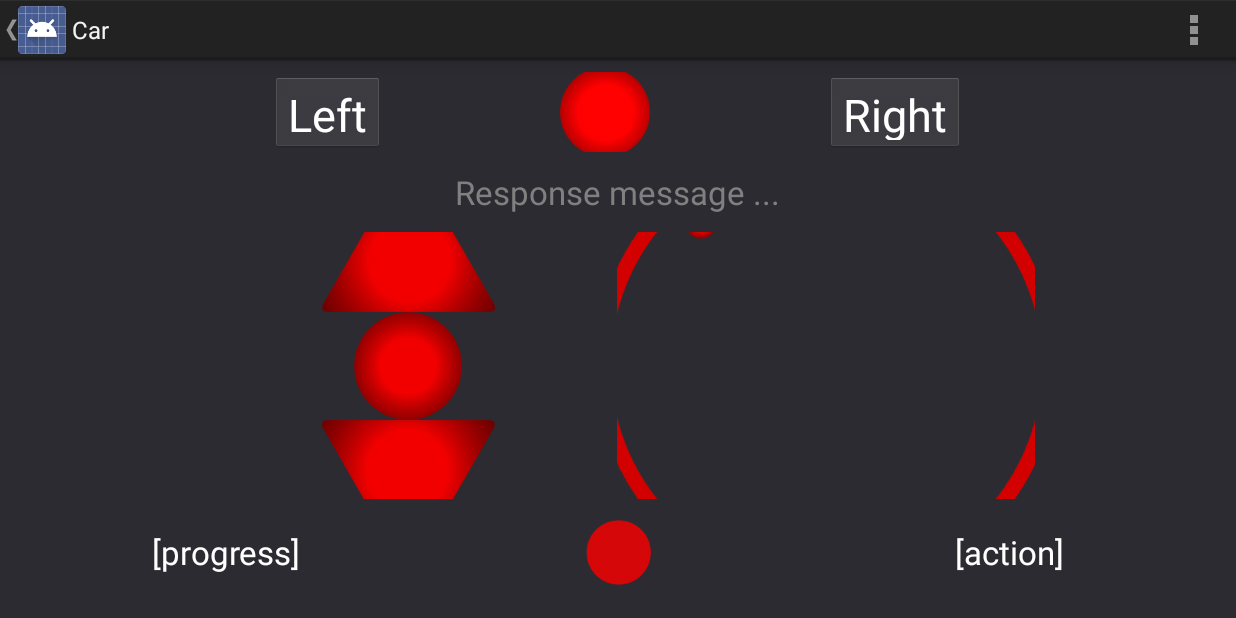
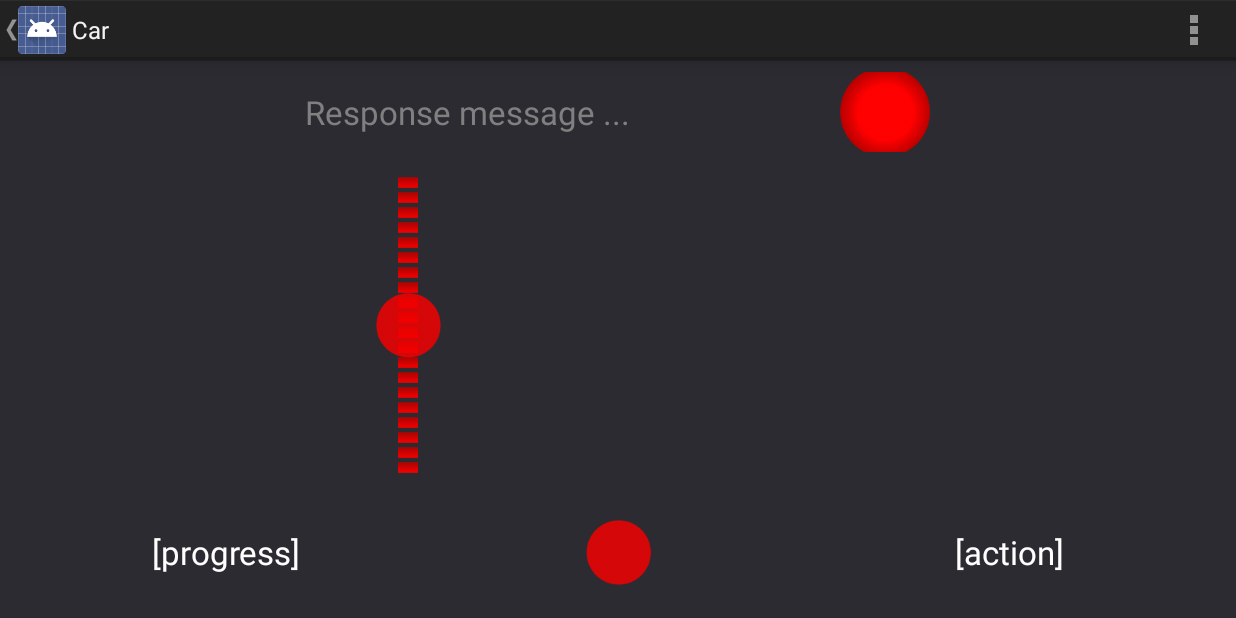
Before and after one commit to boremeister/OmniCon-Android, an Android app: the AvtoActivity screen opened directly, with no data from a screen before it, on a phone screen of 824 x 412 dp (held sideways). Run offline under Robolectric (Android 15) with nearby library versions, the phone set to English and light mode, and no system bars.

Commit message:
vertical slider implemented

```diff
--- /dev/null
+++ b/app/src/main/java/com/bd/bluemotor/VerticalSeekBar.java
@@ -0,0 +1,87 @@
+package com.bd.bluemotor;
+
+/**
+ * Created by Borko on 13.1.2015.
+ *
+ * taken from - http://hoodaandroid.blogspot.in/2012/10/vertical-seek-bar-or-slider-in-android.html
+ */
+
+import android.content.Context;
+import android.graphics.Canvas;
+import android.util.AttributeSet;
+import android.view.MotionEvent;
+import android.widget.SeekBar;
+
+public class VerticalSeekBar extends SeekBar {
+
+
+    public VerticalSeekBar(Context context) {
+        super(context);
+    }
+
+    public VerticalSeekBar(Context context, AttributeSet attrs, int defStyle) {
+        super(context, attrs, defStyle);
+    }
+
+
+    public VerticalSeekBar(Context context, AttributeSet attrs) {
+        super(context, attrs);
+    }
+
+    protected void onSizeChanged(int w, int h, int oldw, int oldh) {
+        super.onSizeChanged(h, w, oldh, oldw);
+    }
+
+    @Override
+    protected synchronized void onMeasure(int widthMeasureSpec, int heightMeasureSpec) {
+
+        super.onMeasure(heightMeasureSpec, widthMeasureSpec);
+
+        setMeasuredDimension(getMeasuredHeight(), getMeasuredWidth());
+
+    }
+
+    protected void onDraw(Canvas c) {
+
+        c.rotate(-90);
+        c.translate(-getHeight(), 0);
+
+        super.onDraw(c);
+    }
+
+
+    @Override
+    public boolean onTouchEvent(MotionEvent event) {
+
+        if (!isEnabled()) {
+            return false;
+        }
+
+        switch (event.getAction()) {
+
+            case MotionEvent.ACTION_DOWN:
+            case MotionEvent.ACTION_MOVE:
+            case MotionEvent.ACTION_UP:
+
+                setProgress(getMax() - (int) (getMax() * event.getY() / getHeight()));
+                onSizeChanged(getWidth(), getHeight(), 0, 0);
+                break;
+
+            case MotionEvent.ACTION_CANCEL:
+                break;
+        }
+
+        return true;
+    }
+//
+//    @Override
+//    public void setEnabled (boolean enabled){
+//        super.setEnabled(enabled);
+//    }
+//
+//    @Override
+//    public synchronized void setProgress (int progress){
+//        super.setProgress(progress);
+//    }
+//
+}
--- a/app/src/main/res/layout/activity_avto.xml
+++ b/app/src/main/res/layout/activity_avto.xml
@@ -15,31 +15,21 @@
         android:id="@+id/ll1"
         android:layout_width="fill_parent"
         android:layout_height="0dp"
-        android:layout_weight="30"
-        android:orientation="vertical"
+        android:layout_weight="15"
+        android:orientation="horizontal"
         android:gravity="center">
-
-        <LinearLayout
-            android:id="@+id/ll1a"
-            android:layout_width="match_parent"
-            android:layout_height="match_parent"
-            android:layout_weight="1"
-            android:orientation="horizontal"
-            android:gravity="center">
 
             <View android:layout_width="0dp"
                 android:layout_height="match_parent"
                 android:layout_weight="1" />
 
-            <Button
-                android:id="@+id/buttonTurnLeft"
+            <TextView
+                android:id="@+id/textViewCarResponse"
                 android:layout_width="wrap_content"
                 android:layout_height="wrap_content"
                 android:textColor="@color/white"
-                android:textSize="30sp"
-                android:enabled="false"
-                android:onClick="carRight"
-                android:text="Left" />
+                android:textSize="22sp"
+                android:hint="Response message ..." />
 
             <View android:layout_width="0dp"
                 android:layout_height="match_parent"
@@ -60,55 +50,13 @@
                 android:layout_height="match_parent"
                 android:layout_weight="1" />
 
-            <Button
-                android:id="@+id/buttonTurnRight"
-                android:layout_width="wrap_content"
-                android:layout_height="wrap_content"
-                android:textColor="@color/white"
-                android:textSize="30sp"
-                android:enabled="false"
-                android:onClick="carLeft"
-                android:text="Right" />
-
-            <View android:layout_width="0dp"
-                android:layout_height="match_parent"
-                android:layout_weight="1" />
-
-        </LinearLayout>
-
-        <LinearLayout
-            android:id="@+id/ll1b"
-            android:layout_width="match_parent"
-            android:layout_height="match_parent"
-            android:layout_weight="1"
-            android:orientation="horizontal"
-            android:gravity="center">
-
-            <View android:layout_width="0dp"
-                android:layout_height="match_parent"
-                android:layout_weight="1" />
-
-            <TextView
-                android:id="@+id/textViewCarResponse"
-                android:layout_width="wrap_content"
-                android:layout_height="wrap_content"
-                android:textColor="@color/white"
-                android:textSize="22sp"
-                android:hint="Response message ..." />
-
-            <View android:layout_width="0dp"
-                android:layout_height="match_parent"
-                android:layout_weight="1" />
-
-        </LinearLayout>
-
     </LinearLayout>
 
     <LinearLayout
         android:id="@+id/ll2"
         android:layout_width="fill_parent"
         android:layout_height="0dp"
-        android:layout_weight="50"
+        android:layout_weight="65"
         android:weightSum="100"
         android:orientation="horizontal"
         android:gravity="center">
@@ -121,54 +69,14 @@
             android:orientation="vertical"
             android:gravity="center">
 
-            <View android:layout_width="0dp"
+            <com.bd.bluemotor.VerticalSeekBar
+                android:id="@+id/verticalSeekbar"
+                android:max="100"
+                android:layout_width="wrap_content"
                 android:layout_height="match_parent"
-                android:layout_weight="1" />
-
-            <ImageButton
-                android:id="@+id/imageButtonForward"
-                android:layout_width="wrap_content"
-                android:layout_height="wrap_content"
-                android:layout_gravity="center"
-                android:background="@color/grey"
-                android:contentDescription="@string/home_image_1"
-                android:enabled="false"
-                android:onClick="carStop"
-                android:src="@drawable/btn_avto_forward" />
-
-            <View android:layout_width="0dp"
-                android:layout_height="match_parent"
-                android:layout_weight="1" />
-
-            <ImageButton
-                android:id="@+id/imageButtonStop1"
-                android:layout_width="wrap_content"
-                android:layout_height="wrap_content"
-                android:layout_gravity="center"
-                android:background="@color/grey"
-                android:contentDescription="@string/home_image_1"
-                android:enabled="false"
-                android:onClick="carStop"
-                android:src="@drawable/btn_avto_stop" />
-
-            <View android:layout_width="0dp"
-                android:layout_height="match_parent"
-                android:layout_weight="1" />
-
-            <ImageButton
-                android:id="@+id/imageButtonBackward"
-                android:layout_width="wrap_content"
-                android:layout_height="wrap_content"
-                android:layout_gravity="center"
-                android:background="@color/grey"
-                android:contentDescription="@string/home_image_1"
-                android:enabled="false"
-                android:onClick="carStop"
-                android:src="@drawable/btn_avto_backward" />
-
-            <View android:layout_width="0dp"
-                android:layout_height="match_parent"
-                android:layout_weight="1" />
+                android:progressDrawable="@drawable/seekbar_vertical_background"
+                android:thumb="@drawable/seekbar_thumb"
+                android:progress="50" />
 
         </LinearLayout>
 
@@ -179,25 +87,6 @@
             android:layout_weight="40"
             android:orientation="horizontal"
             android:gravity="center">
-
-            <View android:layout_width="0dp"
-                android:layout_height="match_parent"
-                android:layout_weight="1" />
-
-            <ImageButton
-                android:id="@+id/imageButtonSteering"
-                android:layout_width="wrap_content"
-                android:layout_height="wrap_content"
-                android:layout_gravity="center"
-                android:background="@color/grey"
-                android:contentDescription="@string/home_image_1"
-                android:enabled="false"
-                android:onClick="carStop"
-                android:src="@drawable/btn_avto_steering" />
-
-            <View android:layout_width="0dp"
-                android:layout_height="match_parent"
-                android:layout_weight="1" />
 
         </LinearLayout>
 
```
Also changed, not shown: app/src/main/java/com/bd/bluemotor/AvtoActivity.java (+71 -9 lines), app/src/main/res/drawable-xhdpi/seekbar_progress_cyan.png (deleted), app/src/main/res/drawable-xhdpi/seekbar_vertical_background.png (added), 1 other file.
